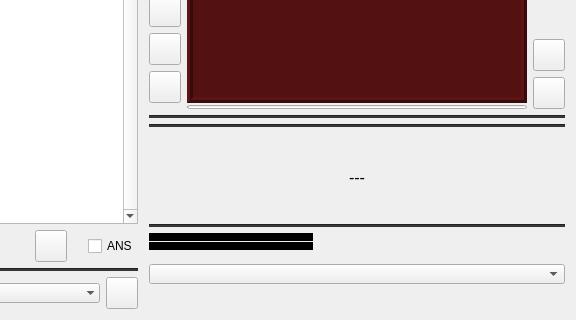
First picture: the form in src/base/forms/dabradio.ui, repository tomneda/DABstar, before the edit; both pictures show x 203 to 779 and y 208 to 528 of the 779 by 528 pixel window.
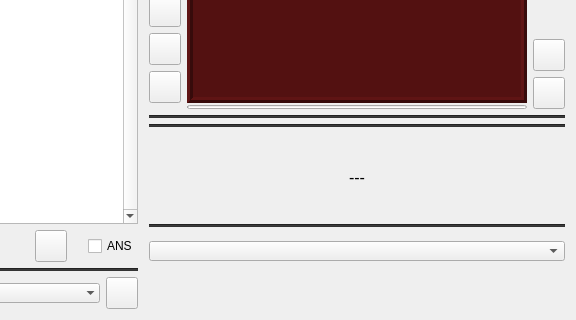
Second picture: the form after the edit. Icons and pictures are not drawn. Custom widgets are drawn as their Qt base class.

Commit message: Replace QProgressBar with LevelMeter widget

Diff of the .ui file:
```diff
--- a/src/base/forms/dabradio.ui
+++ b/src/base/forms/dabradio.ui
@@ -1018,76 +1018,113 @@
      <item>
       <layout class="QHBoxLayout" name="horizontalLayout_4" stretch="2,3">
        <property name="spacing">
-        <number>6</number>
+        <number>0</number>
        </property>
        <item>
         <layout class="QVBoxLayout" name="verticalLayout_5">
          <property name="spacing">
           <number>1</number>
          </property>
-         <item>
-          <widget class="QProgressBar" name="progBarAudioBuffer">
+         <property name="leftMargin">
+          <number>0</number>
+         </property>
+         <property name="topMargin">
+          <number>0</number>
+         </property>
+         <property name="rightMargin">
+          <number>0</number>
+         </property>
+         <property name="bottomMargin">
+          <number>0</number>
+         </property>
+         <item alignment="Qt::AlignmentFlag::AlignTop">
+          <widget class="LevelMeter" name="progBarAudioBuffer" native="true">
+           <property name="minimumSize">
+            <size>
+             <width>0</width>
+             <height>0</height>
+            </size>
+           </property>
            <property name="maximumSize">
             <size>
              <width>16777215</width>
              <height>8</height>
             </size>
            </property>
-           <property name="font">
-            <font>
-             <pointsize>6</pointsize>
-            </font>
-           </property>
            <property name="toolTip">
             <string>&lt;html&gt;&lt;head/&gt;&lt;body&gt;&lt;p&gt;Audio buffer fill state in percent&lt;/p&gt;&lt;p&gt;If the bar turns reddish then a tiny, barely audible, audio rate adaption is made to refill the buffer to about 60% state.&lt;/p&gt;&lt;/body&gt;&lt;/html&gt;</string>
            </property>
-           <property name="styleSheet">
-            <string notr="true">QProgressBar { background-color: black; border: none; } QProgressBar::chunk { background: #EF8B2A; }</string>
-           </property>
-           <property name="textVisible">
+           <property name="showScale" stdset="0">
             <bool>false</bool>
            </property>
           </widget>
          </item>
-         <item>
-          <widget class="QProgressBar" name="progBarFicError">
+         <item alignment="Qt::AlignmentFlag::AlignTop">
+          <widget class="LevelMeter" name="progBarFicError" native="true">
+           <property name="minimumSize">
+            <size>
+             <width>0</width>
+             <height>0</height>
+            </size>
+           </property>
            <property name="maximumSize">
             <size>
              <width>16777215</width>
              <height>8</height>
             </size>
            </property>
-           <property name="font">
-            <font>
-             <pointsize>6</pointsize>
-            </font>
-           </property>
            <property name="toolTip">
             <string>&lt;html&gt;&lt;head/&gt;&lt;body&gt;&lt;p&gt;Quality indicator for FIC (Fast Information Channel) processing.&lt;/p&gt;&lt;p&gt;FIC data defines the directory structure for the MSC data. If not at 100%, decoding may fail.&lt;/p&gt;&lt;/body&gt;&lt;/html&gt;</string>
            </property>
-           <property name="autoFillBackground">
+           <property name="showScale" stdset="0">
             <bool>false</bool>
            </property>
-           <property name="styleSheet">
-            <string notr="true">QProgressBar { background-color: black; border: none; } QProgressBar::chunk { background: #e6e600; }</string>
+           <property name="lowerBound" stdset="0">
+            <double>0.000000000000000</double>
            </property>
-           <property name="textVisible">
-            <bool>false</bool>
+           <property name="upperBound" stdset="0">
+            <double>100.000000000000000</double>
            </property>
           </widget>
          </item>
          <item>
-          <spacer name="verticalSpacer_v5">
-           <property name="orientation">
-            <enum>Qt::Orientation::Vertical</enum>
-           </property>
-           <property name="sizeHint" stdset="0">
+          <widget class="LevelMeter" name="progBarScale" native="true">
+           <property name="minimumSize">
             <size>
-             <width>20</width>
+             <width>0</width>
              <height>0</height>
             </size>
            </property>
-          </spacer>
+           <property name="maximumSize">
+            <size>
+             <width>16777215</width>
+             <height>15</height>
+            </size>
+           </property>
+           <property name="font">
+            <font>
+             <pointsize>6</pointsize>
+            </font>
+           </property>
+           <property name="lowerBound" stdset="0">
+            <double>0.000000000000000</double>
+           </property>
+           <property name="upperBound" stdset="0">
+            <double>100.000000000000000</double>
+           </property>
+           <property name="showScale" stdset="0">
+            <bool>true</bool>
+           </property>
+           <property name="barVisible" stdset="0">
+            <bool>false</bool>
+           </property>
+           <property name="majorStep" stdset="0">
+            <double>20.000000000000000</double>
+           </property>
+           <property name="minorStep" stdset="0">
+            <double>10.000000000000000</double>
+           </property>
+          </widget>
          </item>
         </layout>
        </item>
@@ -1158,6 +1195,12 @@
          </item>
          <item>
           <widget class="LevelMeter" name="levelMeterScale" native="true">
+           <property name="minimumSize">
+            <size>
+             <width>0</width>
+             <height>0</height>
+            </size>
+           </property>
            <property name="maximumSize">
             <size>
              <width>16777215</width>
```
Left out of the diff: 6 changed lines with no effect on the pictures. The commit also changes 7 other files.
